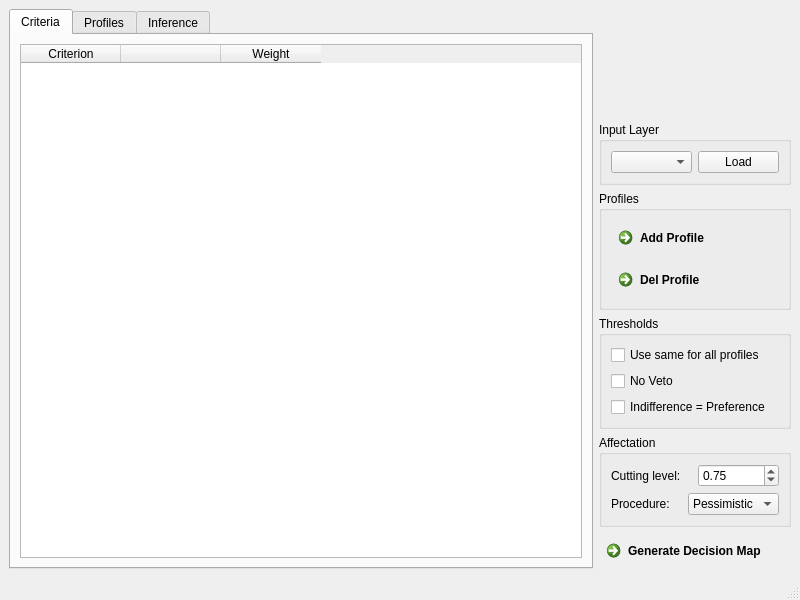
First picture: the form in etrimain.ui, repository oso/qgis-etri, before the edit.
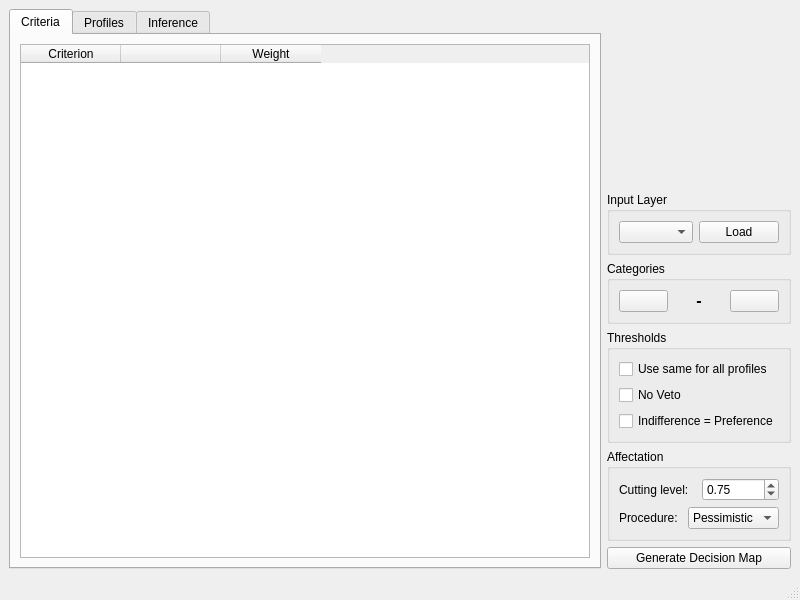
Second picture: the form after the edit. Icons and pictures are not drawn.

Commit message: [UI] Change profiles to categories in the menu and improve layout resources.py is now resources_rc.py and images are put in the image directory

What changed in the file:
```diff
--- a/etrimain.ui
+++ b/etrimain.ui
@@ -284,20 +284,38 @@
       <item>
        <widget class="QGroupBox" name="group_profiles">
         <property name="title">
-         <string>Profiles</string>
+         <string>Categories</string>
         </property>
-        <layout class="QVBoxLayout" name="verticalLayout_2">
+        <layout class="QHBoxLayout" name="horizontalLayout_2">
          <item>
-          <widget class="QCommandLinkButton" name="Badd_profile">
+          <widget class="QPushButton" name="Badd_profile">
            <property name="text">
-            <string>Add Profile</string>
+            <string/>
            </property>
           </widget>
          </item>
          <item>
-          <widget class="QCommandLinkButton" name="Bdel_profile">
+          <widget class="QLabel" name="label_ncategories">
+           <property name="layoutDirection">
+            <enum>Qt::LeftToRight</enum>
+           </property>
            <property name="text">
-            <string>Del Profile</string>
+            <string notr="true">&lt;!DOCTYPE HTML PUBLIC &quot;-//W3C//DTD HTML 4.0//EN&quot; &quot;http://www.w3.org/TR/REC-html40/strict.dtd&quot;&gt;
+&lt;html&gt;&lt;head&gt;&lt;meta name=&quot;qrichtext&quot; content=&quot;1&quot; /&gt;&lt;style type=&quot;text/css&quot;&gt;
+p, li { white-space: pre-wrap; }
+&lt;/style&gt;&lt;/head&gt;&lt;body style=&quot; font-family:'DejaVu Sans'; font-size:10pt; font-weight:400; font-style:normal;&quot;&gt;
+&lt;p align=&quot;center&quot; style=&quot; margin-top:0px; margin-bottom:0px; margin-left:0px; margin-right:0px; -qt-block-indent:0; text-indent:0px;&quot;&gt;&lt;span style=&quot; font-size:12pt; font-weight:600;&quot;&gt;-&lt;/span&gt;&lt;/p&gt;&lt;/body&gt;&lt;/html&gt;</string>
+           </property>
+          </widget>
+         </item>
+         <item>
+          <widget class="QPushButton" name="Bdel_profile">
+           <property name="text">
+            <string/>
+           </property>
+           <property name="icon">
+            <iconset resource="resources.qrc">
+             <normaloff>:/plugins/etri/images/min.svg</normaloff>:/plugins/etri/images/min.svg</iconset>
            </property>
           </widget>
          </item>
@@ -405,7 +423,7 @@
        </widget>
       </item>
       <item>
-       <widget class="QCommandLinkButton" name="Bgenerate">
+       <widget class="QPushButton" name="Bgenerate">
         <property name="text">
          <string>Generate Decision Map</string>
         </property>
```
Left out of the diff: 12 changed lines with no effect on the pictures. The commit also changes 13 other files.
